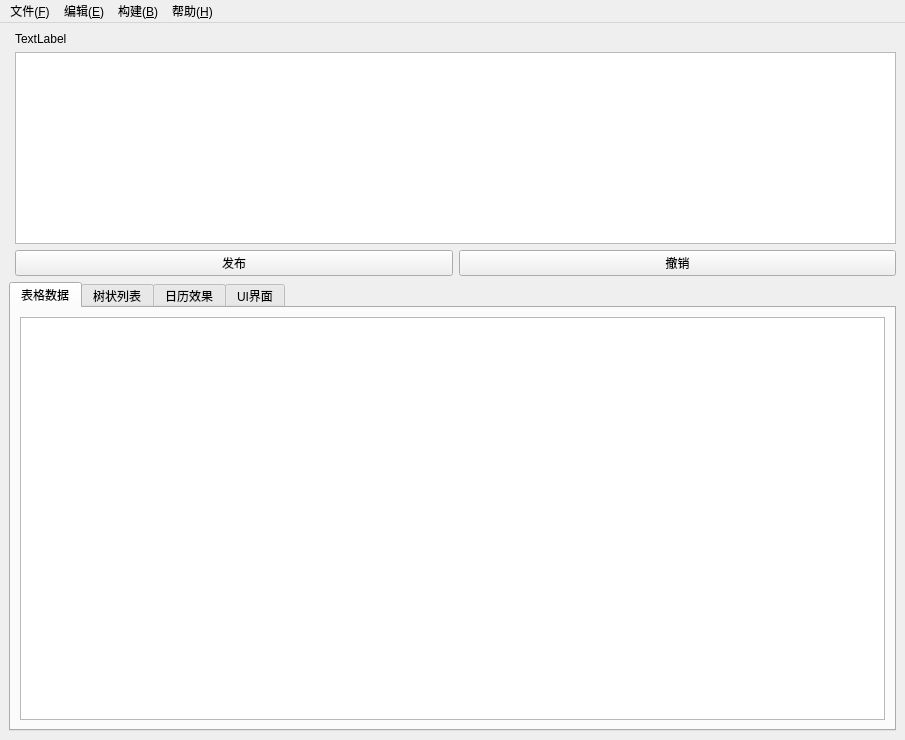
fyhhhh/Cov19System, file CovidSystemControl/CovidSystemControl.ui: the form before one commit.
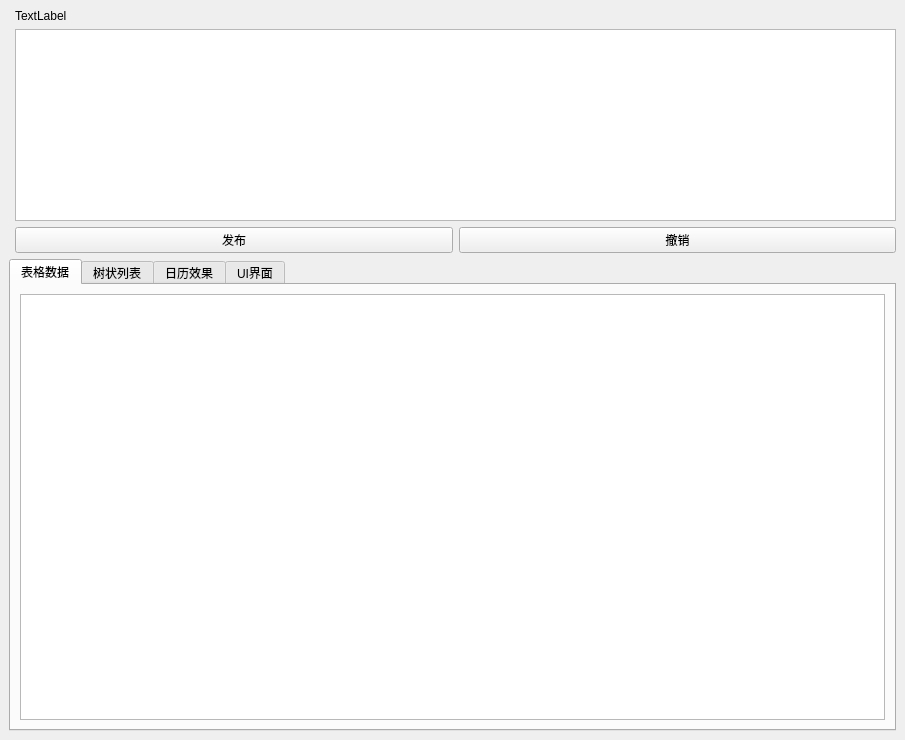
The form after the commit.

```diff
--- a/CovidSystemControl/CovidSystemControl.ui
+++ b/CovidSystemControl/CovidSystemControl.ui
@@ -219,53 +219,19 @@
       </widget>
      </widget>
     </item>
+    <item row="2" column="1" rowspan="2">
+     <widget class="QTextBrowser" name="txtMain">
+      <property name="html">
+       <string>&lt;!DOCTYPE HTML PUBLIC &quot;-//W3C//DTD HTML 4.0//EN&quot; &quot;http://www.w3.org/TR/REC-html40/strict.dtd&quot;&gt;
+&lt;html&gt;&lt;head&gt;&lt;meta name=&quot;qrichtext&quot; content=&quot;1&quot; /&gt;&lt;style type=&quot;text/css&quot;&gt;
+p, li { white-space: pre-wrap; }
+&lt;/style&gt;&lt;/head&gt;&lt;body style=&quot; font-family:'SimSun'; font-size:9pt; font-weight:400; font-style:normal;&quot;&gt;
+&lt;p style=&quot;-qt-paragraph-type:empty; margin-top:0px; margin-bottom:0px; margin-left:0px; margin-right:0px; -qt-block-indent:0; text-indent:0px; font-family:'SimSun';&quot;&gt;&lt;br /&gt;&lt;/p&gt;&lt;/body&gt;&lt;/html&gt;</string>
+      </property>
+     </widget>
+    </item>
    </layout>
   </widget>
-  <widget class="QMenuBar" name="menubar">
-   <property name="geometry">
-    <rect>
-     <x>0</x>
-     <y>0</y>
-     <width>905</width>
-     <height>26</height>
-    </rect>
-   </property>
-   <widget class="QMenu" name="menu_F">
-    <property name="title">
-     <string>文件(&amp;F)</string>
-    </property>
-    <addaction name="action"/>
-    <addaction name="action_O"/>
-    <addaction name="separator"/>
-    <addaction name="action_S"/>
-    <addaction name="action_C"/>
-   </widget>
-   <widget class="QMenu" name="menu_E">
-    <property name="title">
-     <string>编辑(&amp;E)</string>
-    </property>
-    <addaction name="action_X"/>
-    <addaction name="action_C_2"/>
-    <addaction name="action_V"/>
-   </widget>
-   <widget class="QMenu" name="menu_B">
-    <property name="title">
-     <string>构建(&amp;B)</string>
-    </property>
-    <addaction name="actionGouj"/>
-   </widget>
-   <widget class="QMenu" name="menu_H">
-    <property name="title">
-     <string>帮助(&amp;H)</string>
-    </property>
-    <addaction name="action_T"/>
-    <addaction name="action_A"/>
-   </widget>
-   <addaction name="menu_F"/>
-   <addaction name="menu_E"/>
-   <addaction name="menu_B"/>
-   <addaction name="menu_H"/>
-  </widget>
   <action name="action">
    <property name="text">
     <string>新建文件(&amp;N)</string>
```
Left out of the diff: 3 changed lines with no effect on the pictures.
